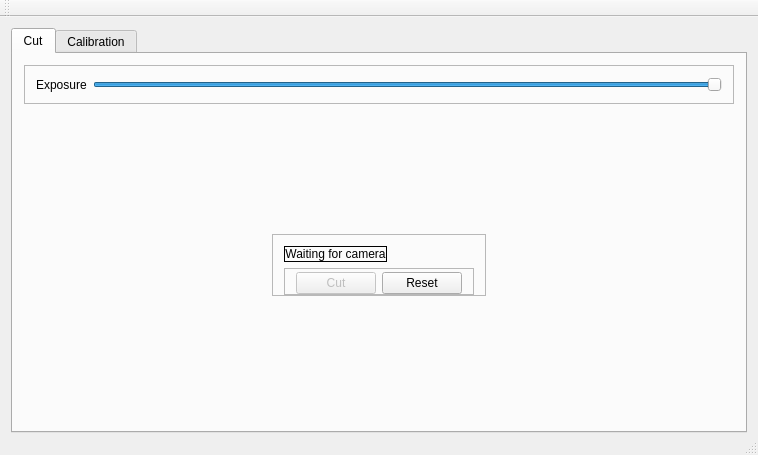
quique0194/UmayuxVsss, file mainwindow.ui: the form before one commit.
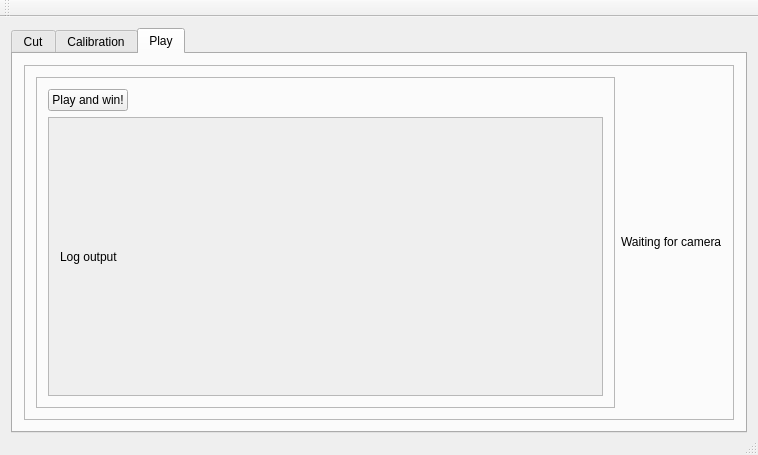
The form after the commit. Custom widgets are drawn as their Qt base class.

```diff
--- a/mainwindow.ui
+++ b/mainwindow.ui
@@ -27,7 +27,7 @@
     <item>
      <widget class="QTabWidget" name="tabs">
       <property name="currentIndex">
-       <number>0</number>
+       <number>2</number>
       </property>
       <widget class="QWidget" name="tab">
        <attribute name="title">
@@ -614,6 +614,89 @@
         </item>
        </layout>
       </widget>
+      <widget class="QWidget" name="tab_3">
+       <attribute name="title">
+        <string>Play</string>
+       </attribute>
+       <layout class="QVBoxLayout" name="verticalLayout_13">
+        <item>
+         <widget class="QFrame" name="frame_9">
+          <property name="frameShape">
+           <enum>QFrame::StyledPanel</enum>
+          </property>
+          <property name="frameShadow">
+           <enum>QFrame::Raised</enum>
+          </property>
+          <layout class="QHBoxLayout" name="horizontalLayout_2">
+           <item>
+            <widget class="QFrame" name="frame_10">
+             <property name="frameShape">
+              <enum>QFrame::StyledPanel</enum>
+             </property>
+             <property name="frameShadow">
+              <enum>QFrame::Raised</enum>
+             </property>
+             <layout class="QVBoxLayout" name="verticalLayout_14">
+              <item>
+               <widget class="QPushButton" name="pushButton">
+                <property name="sizePolicy">
+                 <sizepolicy hsizetype="Fixed" vsizetype="Fixed">
+                  <horstretch>0</horstretch>
+                  <verstretch>0</verstretch>
+                 </sizepolicy>
+                </property>
+                <property name="text">
+                 <string>Play and win!</string>
+                </property>
+               </widget>
+              </item>
+              <item>
+               <widget class="QScrollArea" name="scrollArea">
+                <property name="widgetResizable">
+                 <bool>true</bool>
+                </property>
+                <widget class="QWidget" name="scrollAreaWidgetContents">
+                 <property name="geometry">
+                  <rect>
+                   <x>0</x>
+                   <y>0</y>
+                   <width>577</width>
+                   <height>278</height>
+                  </rect>
+                 </property>
+                 <layout class="QVBoxLayout" name="verticalLayout_15">
+                  <item>
+                   <widget class="QLabel" name="label_2">
+                    <property name="text">
+                     <string>Log output</string>
+                    </property>
+                   </widget>
+                  </item>
+                 </layout>
+                </widget>
+               </widget>
+              </item>
+             </layout>
+            </widget>
+           </item>
+           <item>
+            <widget class="ShowVisionWidget" name="showVision">
+             <property name="sizePolicy">
+              <sizepolicy hsizetype="Fixed" vsizetype="Fixed">
+               <horstretch>0</horstretch>
+               <verstretch>0</verstretch>
+              </sizepolicy>
+             </property>
+             <property name="text">
+              <string>Waiting for camera</string>
+             </property>
+            </widget>
+           </item>
+          </layout>
+         </widget>
+        </item>
+       </layout>
+      </widget>
      </widget>
     </item>
    </layout>
@@ -665,6 +748,11 @@
    <extends>QLabel</extends>
    <header>showinrangewidget.h</header>
   </customwidget>
+  <customwidget>
+   <class>ShowVisionWidget</class>
+   <extends>QLabel</extends>
+   <header>showvisionwidget.h</header>
+  </customwidget>
  </customwidgets>
  <resources/>
  <connections/>
```
Left out of the diff: 31 changed lines with no effect on the pictures.
